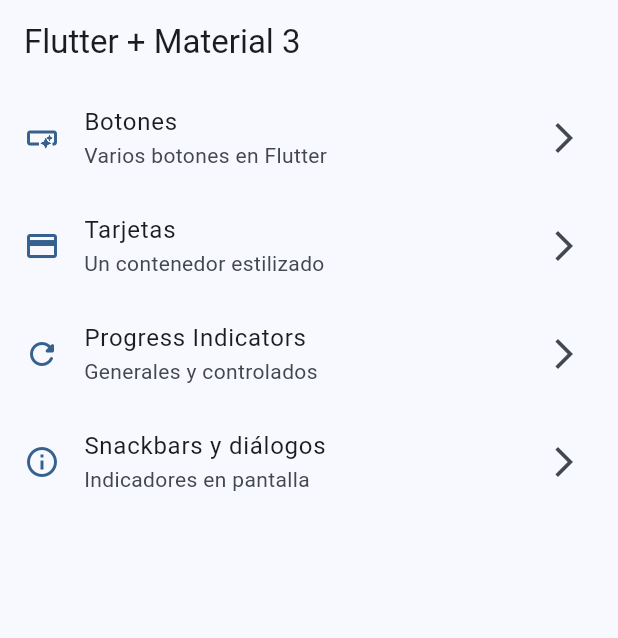
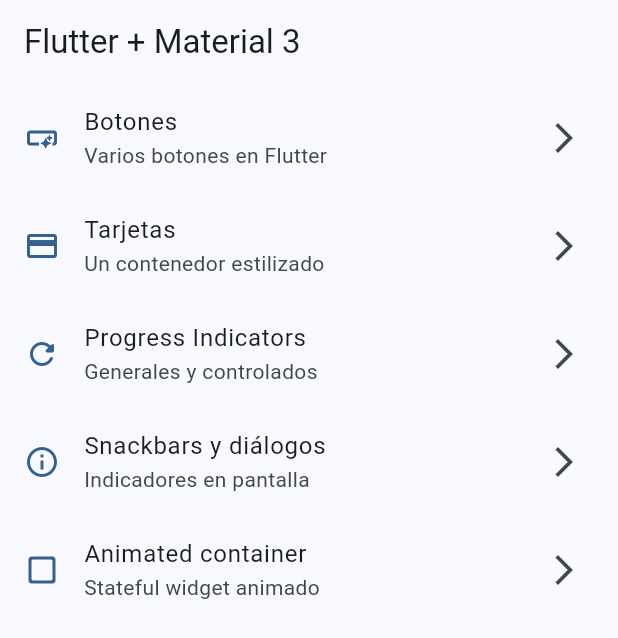
Before and after one commit to mariobros123413/widgets_app, a Flutter app: the screen it shows after launch, on a phone screen of 412 x 824 dp. Shown: the top 638 px of the screen. Run offline on Flutter 3.47's test engine with Material 3 defaults, Android fonts, the phone set to English and light mode, and no system bars; our stand-ins replace go_router.

Commit message:
animated container terminado

```diff
--- a/lib/config/menu/menu-items.dart
+++ b/lib/config/menu/menu-items.dart
@@ -38,4 +38,10 @@ const appMenuItems = <MenuItem>[
     link: '/snackbars',
     icon: Icons.info_outline,
   ),
+  MenuItem(
+    title: 'Animated container',
+    subTitle: 'Stateful widget animado',
+    link: '/animated',
+    icon: Icons.check_box_outline_blank_rounded,
+  ),
 ];
--- a/lib/config/router/router_config.dart
+++ b/lib/config/router/router_config.dart
@@ -29,5 +29,10 @@ final appRouter = GoRouter(
       name: SnackBarScreen.name,
       builder: (context, state) => const SnackBarScreen(),
     ),
+    GoRoute(
+      path: '/animated',
+      name: AnimatedScreen.name,
+      builder: (context, state) => const AnimatedScreen(),
+    ),
   ],
 );
```
Also changed, not shown: lib/presentation/screens/animated/animated_screen.dart (+50 -2 lines).
